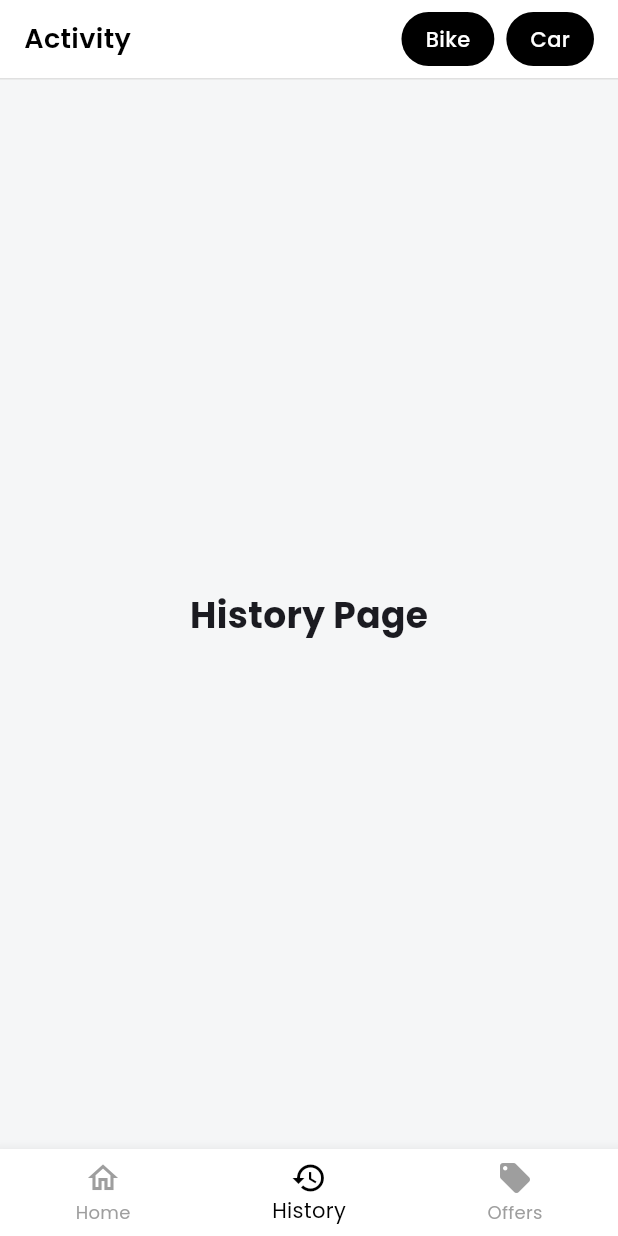
After one commit to kaushalkb07/ride_sharing_app, a Flutter app: the screen it shows after launch, item 2 of the bottom bar chosen, on a phone screen of 412 x 824 dp. The commit adds this screen. Run offline on Flutter 3.47's test engine with Material 3 defaults, Android fonts, the phone set to English and light mode, and no system bars; our stand-ins replace flutter_map, latlong2.

Commit message:
Added Routing

```diff
--- /dev/null
+++ b/lib/components/activitybar.dart
@@ -0,0 +1,71 @@
+import 'package:flutter/material.dart';
+
+class ActivityAppBar extends StatelessWidget implements PreferredSizeWidget {
+  const ActivityAppBar({super.key});
+
+  @override
+  Widget build(BuildContext context) {
+    return Container(
+      decoration: const BoxDecoration(
+        color: Colors.white,
+        border: Border(
+          bottom: BorderSide(color: Color(0xFFE0E0E0), width: 1),
+        ),
+      ),
+      child: SafeArea(
+        child: Padding(
+          padding: const EdgeInsets.symmetric(horizontal: 16.0, vertical: 8.0),
+          child: Row(
+            mainAxisAlignment: MainAxisAlignment.spaceBetween,
+            children: [
+              const Text(
+                'Activity',
+                style: TextStyle(
+                  fontFamily: 'Poppins',
+                  fontSize: 18,
+                  fontWeight: FontWeight.w600,
+                  color: Colors.black,
+                ),
+              ),
+              Row(
+                children: [
+                  _buildButton(context, 'Bike'),
+                  const SizedBox(width: 8),
+                  _buildButton(context, 'Car'),
+                ],
+              ),
+            ],
+          ),
+        ),
+      ),
+    );
+  }
+
+  Widget _buildButton(BuildContext context, String label) {
+    return GestureDetector(
+      onTap: () {
+        print('$label button pressed');
+        // Add your logic here (e.g., filter activities by Bike or Car)
+      },
+      child: Container(
+        padding: const EdgeInsets.symmetric(horizontal: 16, vertical: 8),
+        decoration: BoxDecoration(
+          color: Colors.black,
+          borderRadius: BorderRadius.circular(20), // Circular border
+        ),
+        child: Text(
+          label,
+          style: const TextStyle(
+            fontFamily: 'Poppins',
+            fontSize: 14,
+            color: Colors.white,
+            fontWeight: FontWeight.w500,
+          ),
+        ),
+      ),
+    );
+  }
+
+  @override
+  Size get preferredSize => const Size.fromHeight(kToolbarHeight);
+}
--- a/lib/components/bottombar.dart
+++ b/lib/components/bottombar.dart
@@ -28,7 +28,7 @@ class CustomBottomBar extends StatelessWidget {
           label: 'History',
         ),
         BottomNavigationBarItem(
-          icon: Icon(Icons.local_offer_outlined),
+          icon: Icon(Icons.local_offer),
           label: 'Offers',
         ),
       ],
--- a/lib/main.dart
+++ b/lib/main.dart
@@ -1,11 +1,14 @@
 import 'package:flutter/material.dart';
-import 'views/homepage.dart'; // Import your HomePage
+import 'package:ride_sharing_app/routes/app_routes.dart';
+import 'package:ride_sharing_app/routes/route_generator.dart';
 
 void main() {
-  runApp(MyApp());
+  runApp(const MyApp());
 }
 
 class MyApp extends StatelessWidget {
+  const MyApp({super.key});
+
   @override
   Widget build(BuildContext context) {
     return MaterialApp(
@@ -13,9 +16,13 @@ class MyApp extends StatelessWidget {
       debugShowCheckedModeBanner: false,
       theme: ThemeData(
         useMaterial3: true,
-        fontFamily: 'Poppins', // Set global font to Poppins
         scaffoldBackgroundColor: const Color(0xFFF5F6F7),
-        primarySwatch: Colors.indigo,
+        colorScheme: ColorScheme.fromSeed(
+          seedColor: Colors.indigo,
+          brightness: Brightness.light,
+        ),
+        canvasColor: Colors.white,
+        fontFamily: 'Poppins',
         appBarTheme: const AppBarTheme(
           backgroundColor: Colors.white,
           elevation: 0,
@@ -27,11 +34,13 @@ class MyApp extends StatelessWidget {
           ),
         ),
         textTheme: const TextTheme(
-          bodyMedium: TextStyle(fontSize: 14),
-          bodyLarge: TextStyle(fontSize: 16),
+          bodyMedium: TextStyle(fontSize: 16),
+          bodySmall: TextStyle(fontSize: 12),
+          headlineSmall: TextStyle(fontSize: 18, fontWeight: FontWeight.bold),
         ),
       ),
-      home: HomePage(),
+      initialRoute: AppRoutes.home,
+      onGenerateRoute: RouteGenerator.generateRoute,
     );
   }
 }
--- /dev/null
+++ b/lib/routes/app_routes.dart
@@ -0,0 +1,5 @@
+class AppRoutes {
+  static const String home = '/home';
+  static const String history = '/history';
+  static const String offers = '/offers';
+}
--- /dev/null
+++ b/lib/routes/route_generator.dart
@@ -0,0 +1,24 @@
+import 'package:flutter/material.dart';
+import 'package:ride_sharing_app/views/historypage.dart';
+import 'package:ride_sharing_app/views/homepage.dart';
+import 'package:ride_sharing_app/views/offerpage.dart';
+import 'app_routes.dart';
+
+class RouteGenerator {
+  static Route<dynamic> generateRoute(RouteSettings settings) {
+    switch (settings.name) {
+      case AppRoutes.home:
+        return MaterialPageRoute(builder: (_) => const HomePage());
+      case AppRoutes.history:
+        return MaterialPageRoute(builder: (_) => const HistoryPage());
+      case AppRoutes.offers:
+        return MaterialPageRoute(builder: (_) => const OfferPage());
+      default:
+        return MaterialPageRoute(
+          builder: (_) => const Scaffold(
+            body: Center(child: Text('Page not found')),
+          ),
+        );
+    }
+  }
+}
--- /dev/null
+++ b/lib/views/historypage.dart
@@ -0,0 +1,52 @@
+import 'package:flutter/material.dart';
+import 'package:ride_sharing_app/components/activitybar.dart';
+import 'package:ride_sharing_app/components/bottombar.dart';
+
+class HistoryPage extends StatefulWidget {
+  const HistoryPage({super.key});
+
+  @override
+  State<HistoryPage> createState() => _HistoryPageState();
+}
+
+class _HistoryPageState extends State<HistoryPage> {
+  int _currentIndex = 1;
+
+  void _onBottomBarTap(int index) {
+    if (_currentIndex == index) return;
+    setState(() {
+      _currentIndex = index;
+    });
+    switch (index) {
+      case 0:
+        Navigator.pushReplacementNamed(context, '/home');
+        break;
+      case 1:
+        // Already on HistoryPage
+        break;
+      case 2:
+        Navigator.pushReplacementNamed(context, '/offers');
+        break;
+    }
+  }
+
+  @override
+  Widget build(BuildContext context) {
+    return Scaffold(
+      appBar: const ActivityAppBar(),
+      body: const Center(
+        child: Text(
+          'History Page',
+          style: TextStyle(
+            fontSize: 24,
+            fontWeight: FontWeight.bold,
+          ),
+        ),
+      ),
+      bottomNavigationBar: CustomBottomBar(
+        currentIndex: _currentIndex,
+        onTap: _onBottomBarTap,
+      ),
+    );
+  }
+}
```
Also changed, not shown: lib/views/homepage.dart (+12 -0 lines), lib/views/offerpage.dart (added, +55 -0 lines).
